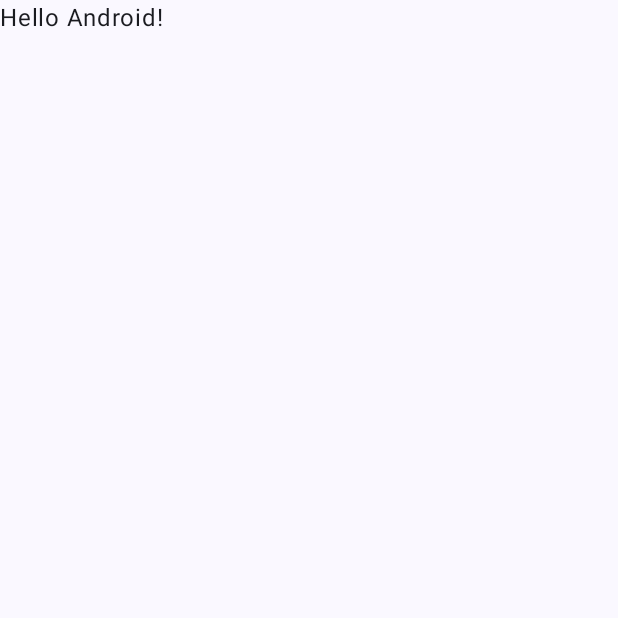
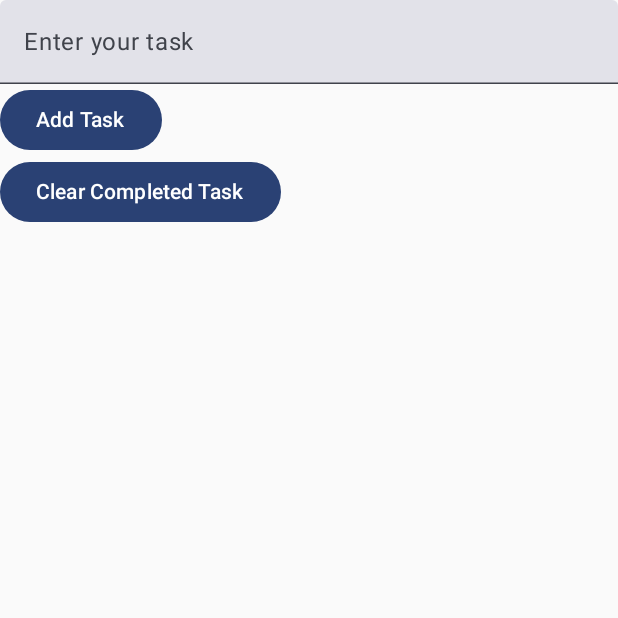
Before and after one commit to ethansliu/EthanLiu-TaskCompletionApp, an Android app built with Jetpack Compose: the screen it shows after launch (MainActivity), on a phone screen of 412 x 824 dp, the top half of it. Before the commit the part shown is almost empty. Run offline under Robolectric (Android 15) with nearby library versions, the phone set to English and light mode, and no system bars.

Commit message:
Create File

```diff
--- a/app/src/main/java/com/example/hw3q1/MainActivity.kt
+++ b/app/src/main/java/com/example/hw3q1/MainActivity.kt
@@ -4,14 +4,20 @@ import android.os.Bundle
 import androidx.activity.ComponentActivity
 import androidx.activity.compose.setContent
 import androidx.activity.enableEdgeToEdge
-import androidx.compose.foundation.layout.fillMaxSize
-import androidx.compose.foundation.layout.padding
-import androidx.compose.material3.Scaffold
+import androidx.compose.foundation.layout.*
+import androidx.compose.material3.Button
+import androidx.compose.material3.Checkbox
 import androidx.compose.material3.Text
+import androidx.compose.material3.TextField
 import androidx.compose.runtime.Composable
+import androidx.compose.runtime.getValue
+import androidx.compose.runtime.mutableStateListOf
+import androidx.compose.runtime.mutableStateOf
+import androidx.compose.runtime.remember
+import androidx.compose.runtime.setValue
 import androidx.compose.ui.Modifier
-import androidx.compose.ui.tooling.preview.Preview
 import com.example.hw3q1.ui.theme.HW3Q1Theme
+
 
 class MainActivity : ComponentActivity() {
     override fun onCreate(savedInstanceState: Bundle?) {
@@ -19,29 +25,70 @@ class MainActivity : ComponentActivity() {
         enableEdgeToEdge()
         setContent {
             HW3Q1Theme {
-                Scaffold(modifier = Modifier.fillMaxSize()) { innerPadding ->
-                    Greeting(
-                        name = "Android",
-                        modifier = Modifier.padding(innerPadding)
-                    )
-                }
+                TaskApp()
             }
         }
     }
 }
 
 @Composable
-fun Greeting(name: String, modifier: Modifier = Modifier) {
-    Text(
-        text = "Hello $name!",
-        modifier = modifier
-    )
+fun TaskApp(){
+    var tasks by remember { mutableStateOf("") }
+    var taskListing = remember { mutableStateListOf<Pair<String, Boolean>>() }
+
+    Column{
+        TextField(
+            value = tasks,
+            onValueChange = {tasks = it},
+            modifier = Modifier.fillMaxWidth(),
+            label = {Text("Enter your task")}
+        )
+
+        Button(
+            onClick = {
+                if(tasks.isNotEmpty()){
+                    taskListing.add(Pair(tasks,false))
+                    tasks=""
+                }
+            }
+        ) {
+            Text("Add Task")
+        }
+        taskList(taskListing = taskListing)
+
+        Button(
+            onClick = {
+                val temp = mutableListOf<Pair<String, Boolean>>()
+                for (task in taskListing){
+                    if(task.second == false){
+                        temp.add(task)
+                    }
+                }
+                taskListing.clear()
+                taskListing.addAll(temp)
+            }
+        ){Text("Clear Completed Task")}
+    }
 }
 
-@Preview(showBackground = true)
 @Composable
-fun GreetingPreview() {
-    HW3Q1Theme {
-        Greeting("Android")
+fun taskList(taskListing: MutableList<Pair<String, Boolean>>) {
+    Column {
+        for (task in taskListing) {
+            Row(
+                horizontalArrangement = Arrangement.SpaceBetween,
+            ) {
+                Checkbox(
+                    checked = task.second,
+                    onCheckedChange = { isChecked ->
+                        val updatedTask = task.copy(second = isChecked)
+                        taskListing[taskListing.indexOf(task)] = updatedTask
+                    }
+                )
+
+
+                Text(text = task.first)
+            }
+        }
     }
 }
```
